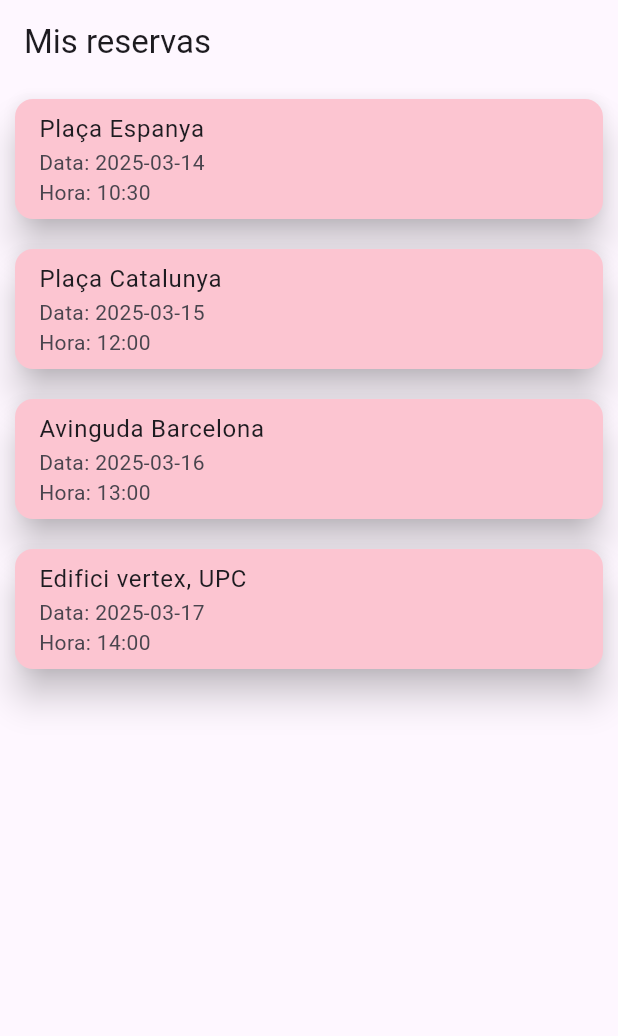
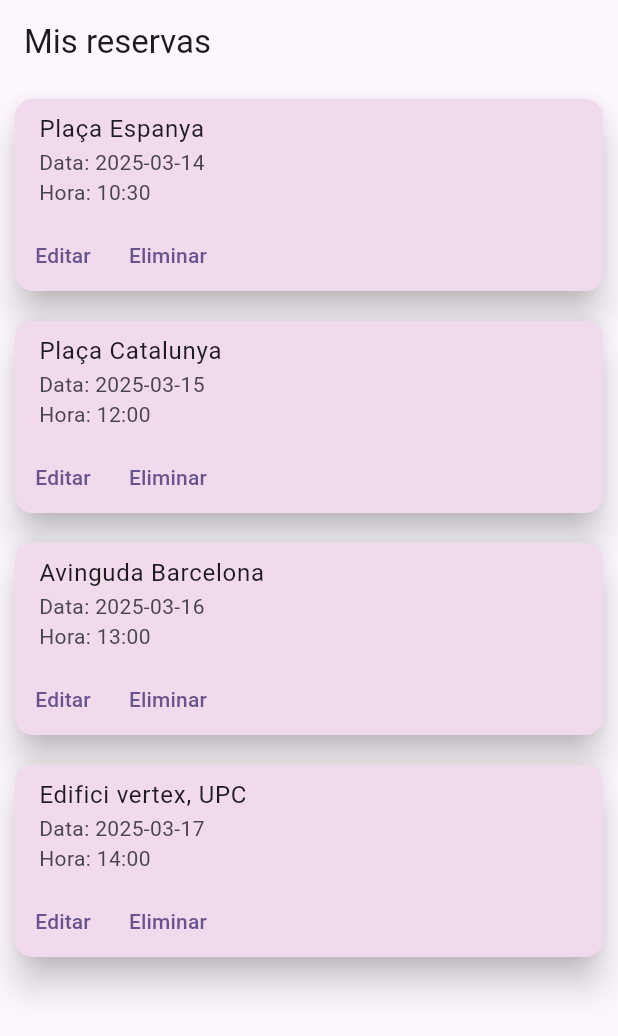
Before and after one commit to pes2425q2-t-gei-upc/Eco-move_frontend, a Flutter app: the BookingsScreen screen opened directly, on a phone screen of 412 x 824 dp. Shown: the top 1036 px of the screen. Run offline on Flutter 3.47's test engine with Material 3 defaults, Android fonts, the phone set to English and light mode, and no system bars.

Commit message:
millorar interficie

```diff
--- a/lib/get_bookings.dart
+++ b/lib/get_bookings.dart
@@ -48,19 +48,29 @@ class BookingsScreen extends StatelessWidget {
     List<dynamic> jsonList = jsonDecode(jsonString);
     List<Booking> bookings = jsonList.map((json) => Booking.fromJson(json)).toList();
 
+    final ScrollController scrollController = ScrollController();
+
     return Scaffold(
       appBar: AppBar(
         title: Text("Mis reservas"),
       ),
-      body: ListView.builder(
+      body: Scrollbar(
+        controller: scrollController,
+          thickness: 8,
+          radius: Radius.circular(10), // Round edges
+          thumbVisibility: true,
+          child: ListView.builder(
+            controller: scrollController,
             itemCount: bookings.length,
             itemBuilder: (context, index) {
               final booking = bookings[index];
               return Card(
-            color: Color(0xfffcc5d1),
+                  color: Color(0xfff0daeb),
                   elevation: 10,
                   margin: EdgeInsets.all(10),
-            child: ListTile(
+                  child: Column(
+                      children: [
+                        ListTile(
                             title: Text(booking.adress),
                             subtitle: Column(
                               crossAxisAlignment: CrossAxisAlignment.start,
@@ -69,11 +79,25 @@ class BookingsScreen extends StatelessWidget {
                                 Text('Hora: ${booking.hour}')
                               ],
                             )
+                        ),
+                        Row(
+                          children: [
+                            TextButton(
+                                onPressed: (){},
+                                child: Text("Editar")),
+                            TextButton(
+                                onPressed: (){},
+                                child: Text("Eliminar"))
+                          ],
+                        )
 
-            ),
+                      ]
+                  )
               );
             },
           ),
+      )
+
     );
   }
 }
```
Lines whose indentation alone changed are shown as unchanged.
